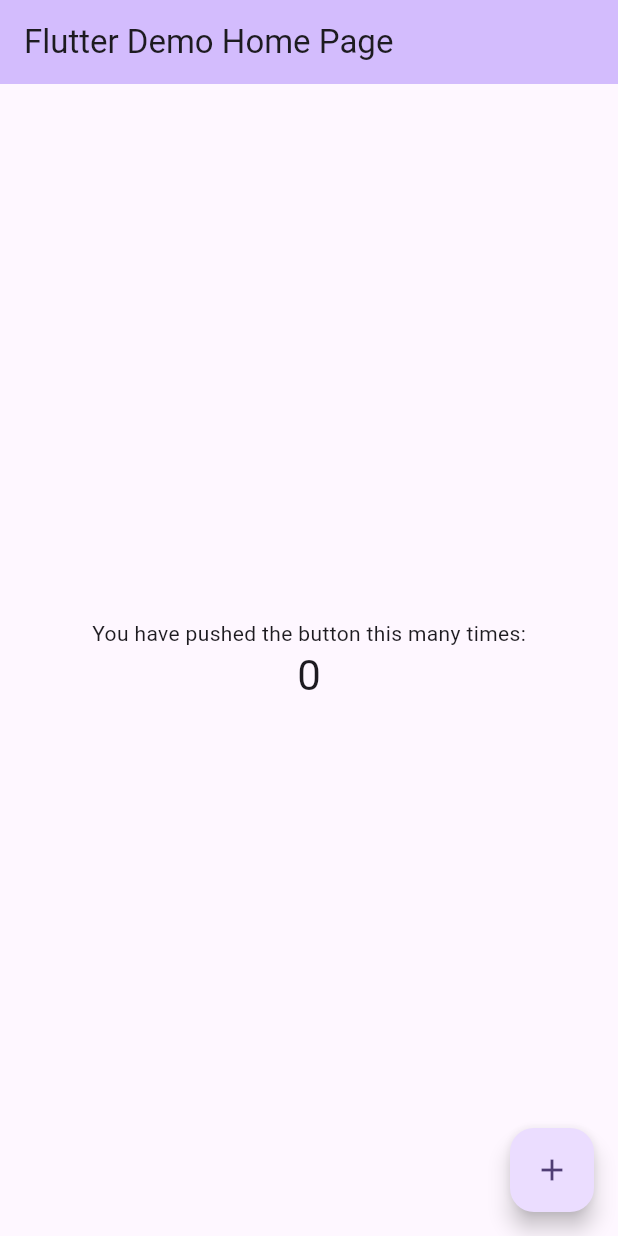
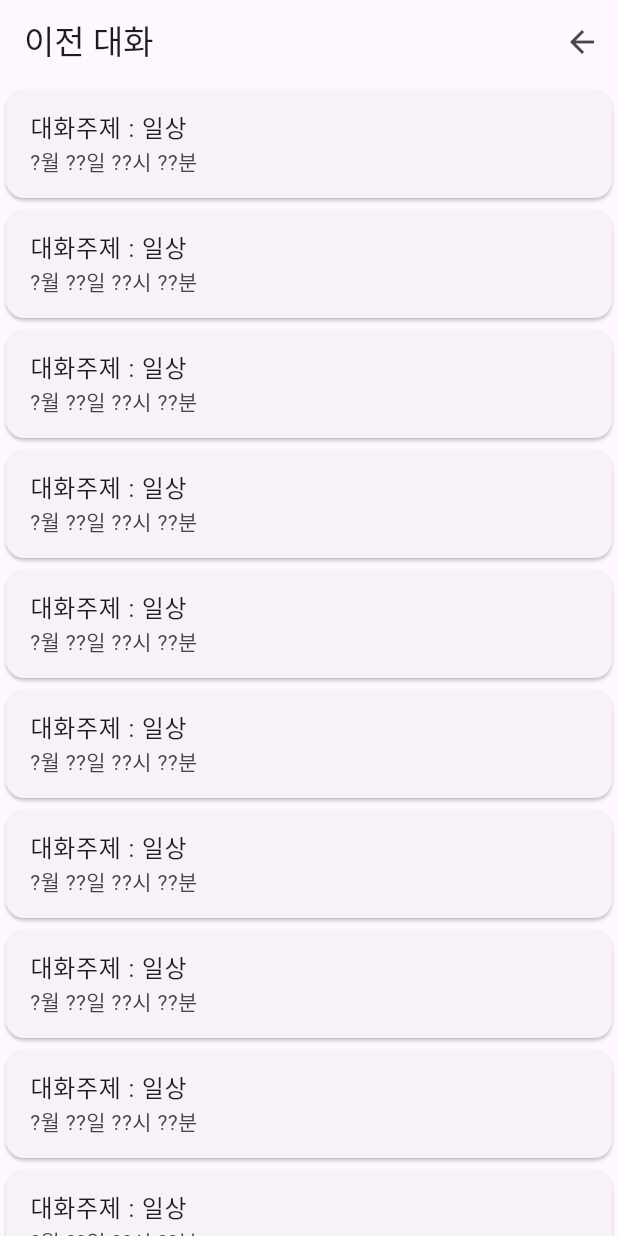
Before and after one commit to crosswaves/cross_wave, a Flutter app: the screen it shows after launch, on a phone screen of 412 x 824 dp. Run offline on Flutter 3.47's test engine with Material 3 defaults, Android fonts, the phone set to English and light mode, and no system bars.

Commit message:
feat: 화면 작성(대화보관목록,대화,피드백)

```diff
--- a/lib/main.dart
+++ b/lib/main.dart
@@ -1,4 +1,5 @@
 import 'package:flutter/material.dart';
+import 'presentation/archive_screen.dart';
 
 void main() {
   runApp(const MyApp());
@@ -7,119 +8,15 @@ void main() {
 class MyApp extends StatelessWidget {
   const MyApp({super.key});
 
-  // This widget is the root of your application.
   @override
   Widget build(BuildContext context) {
     return MaterialApp(
       title: 'Flutter Demo',
       theme: ThemeData(
-        // This is the theme of your application.
-        //
-        // TRY THIS: Try running your application with "flutter run". You'll see
-        // the application has a purple toolbar. Then, without quitting the app,
-        // try changing the seedColor in the colorScheme below to Colors.green
-        // and then invoke "hot reload" (save your changes or press the "hot
-        // reload" button in a Flutter-supported IDE, or press "r" if you used
-        // the command line to start the app).
-        //
-        // Notice that the counter didn't reset back to zero; the application
-        // state is not lost during the reload. To reset the state, use hot
-        // restart instead.
-        //
-        // This works for code too, not just values: Most code changes can be
-        // tested with just a hot reload.
         colorScheme: ColorScheme.fromSeed(seedColor: Colors.deepPurple),
         useMaterial3: true,
       ),
-      home: const MyHomePage(title: 'Flutter Demo Home Page'),
+      home: ArchiveScreen(),
     );
   }
 }
-
-class MyHomePage extends StatefulWidget {
-  const MyHomePage({super.key, required this.title});
-
-  // This widget is the home page of your application. It is stateful, meaning
-  // that it has a State object (defined below) that contains fields that affect
-  // how it looks.
-
-  // This class is the configuration for the state. It holds the values (in this
-  // case the title) provided by the parent (in this case the App widget) and
-  // used by the build method of the State. Fields in a Widget subclass are
-  // always marked "final".
-
-  final String title;
-
-  @override
-  State<MyHomePage> createState() => _MyHomePageState();
-}
-
-class _MyHomePageState extends State<MyHomePage> {
-  int _counter = 0;
-
-  void _incrementCounter() {
-    setState(() {
-      // This call to setState tells the Flutter framework that something has
-      // changed in this State, which causes it to rerun the build method below
-      // so that the display can reflect the updated values. If we changed
-      // _counter without calling setState(), then the build method would not be
-      // called again, and so nothing would appear to happen.
-      _counter++;
-    });
-  }
-
-  @override
-  Widget build(BuildContext context) {
-    // This method is rerun every time setState is called, for instance as done
-    // by the _incrementCounter method above.
-    //
-    // The Flutter framework has been optimized to make rerunning build methods
-    // fast, so that you can just rebuild anything that needs updating rather
-    // than having to individually change instances of widgets.
-    return Scaffold(
-      appBar: AppBar(
-        // TRY THIS: Try changing the color here to a specific color (to
-        // Colors.amber, perhaps?) and trigger a hot reload to see the AppBar
-        // change color while the other colors stay the same.
-        backgroundColor: Theme.of(context).colorScheme.inversePrimary,
-        // Here we take the value from the MyHomePage object that was created by
-        // the App.build method, and use it to set our appbar title.
-        title: Text(widget.title),
-      ),
-      body: Center(
-        // Center is a layout widget. It takes a single child and positions it
-        // in the middle of the parent.
-        child: Column(
-          // Column is also a layout widget. It takes a list of children and
-          // arranges them vertically. By default, it sizes itself to fit its
-          // children horizontally, and tries to be as tall as its parent.
-          //
-          // Column has various properties to control how it sizes itself and
-          // how it positions its children. Here we use mainAxisAlignment to
-          // center the children vertically; the main axis here is the vertical
-          // axis because Columns are vertical (the cross axis would be
-          // horizontal).
-          //
-          // TRY THIS: Invoke "debug painting" (choose the "Toggle Debug Paint"
-          // action in the IDE, or press "p" in the console), to see the
-          // wireframe for each widget.
-          mainAxisAlignment: MainAxisAlignment.center,
-          children: <Widget>[
-            const Text(
-              'You have pushed the button this many times:',
-            ),
-            Text(
-              '$_counter',
-              style: Theme.of(context).textTheme.headlineMedium,
-            ),
-          ],
-        ),
-      ),
-      floatingActionButton: FloatingActionButton(
-        onPressed: _incrementCounter,
-        tooltip: 'Increment',
-        child: const Icon(Icons.add),
-      ), // This trailing comma makes auto-formatting nicer for build methods.
-    );
-  }
-}
--- /dev/null
+++ b/lib/presentation/archive_screen.dart
@@ -0,0 +1,26 @@
+import 'package:flutter/material.dart';
+import 'package:cross_wave/presentation/components/conversation_list.dart';
+
+class ArchiveScreen extends StatelessWidget {
+  @override
+  Widget build(BuildContext context) {
+    return Scaffold(
+      appBar: AppBar(
+        title: Text('이전 대화'),
+        actions: [
+          IconButton(
+            icon: const Icon(Icons.arrow_back),
+            onPressed: () {}, // onPressed: () => Navigator.pop(context),
+          ),
+        ],
+
+      ),
+      body: ListView(
+        children: List.generate(
+          20, // Generate 5 instances of CardConversation, change the number as needed
+              (index) => const ConversationList(),
+        ),
+      ),
+    );
+  }
+}
--- /dev/null
+++ b/lib/presentation/components/conversation_list.dart
@@ -0,0 +1,29 @@
+import 'package:flutter/material.dart';
+import '../conversation_screen.dart';
+
+class ConversationList extends StatelessWidget {
+  const ConversationList({super.key});
+
+  @override
+  Widget build(BuildContext context) {
+    return GestureDetector(
+      onTap: () {
+        Navigator.push(
+          context,
+          MaterialPageRoute(builder: (context) => const ConversationScreen()),
+        );
+      },
+
+      child: const Card(
+        child: Column(
+          children: [
+            ListTile(
+              title: Text('대화주제 : 일상'),
+              subtitle: Text('?월 ??일 ??시 ??분'),
+            ),
+          ],
+        ),
+      ),
+    );
+  }
+}
```
Also changed, not shown: lib/data/domain/conversation.dart (added, +12 -0 lines), lib/presentation/components/conversation.dart (added, +67 -0 lines), lib/presentation/components/popup_feedback.dart (added, +37 -0 lines), lib/presentation/conversation_screen.dart (added, +88 -0 lines), lib/presentation/feedback_screen.dart (added, +31 -0 lines).
